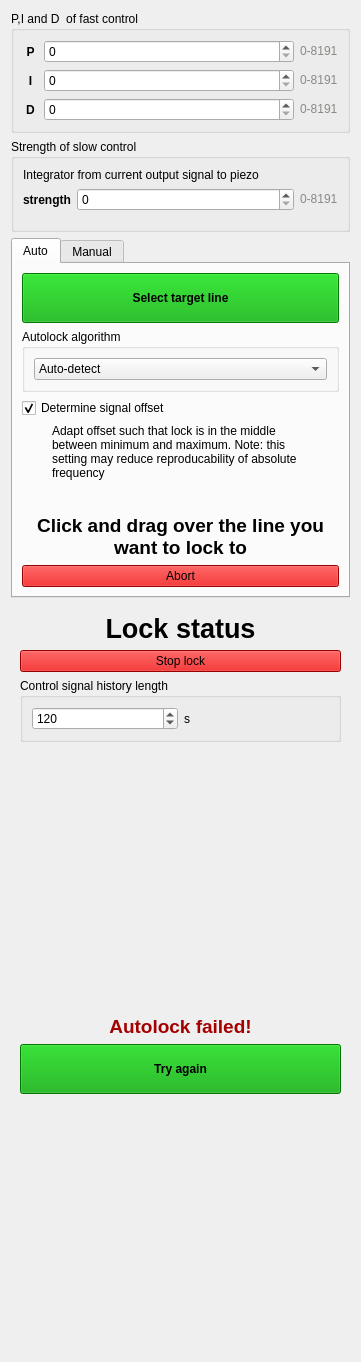
The window that linien-gui/linien_gui/ui/locking_panel.ui (linien-org/linien) describes before a commit, drawn with Qt 5.
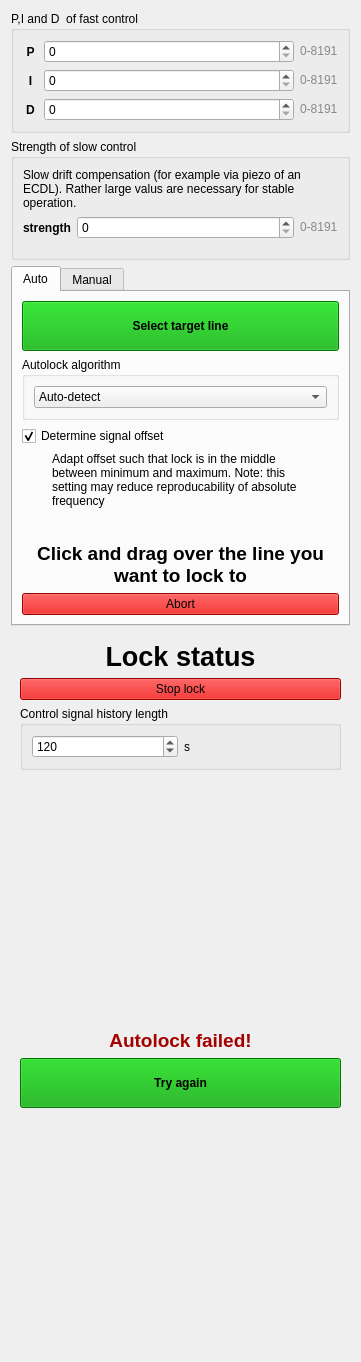
The same window after the commit. Custom widgets are drawn as their Qt base class.

Commit message: add note about values of slow integrator

```diff
--- a/linien-gui/linien_gui/ui/locking_panel.ui
+++ b/linien-gui/linien_gui/ui/locking_panel.ui
@@ -302,7 +302,7 @@
          </sizepolicy>
         </property>
         <property name="text">
-         <string>Integrator from current output signal to piezo</string>
+         <string>Slow drift compensation (for example via piezo of an ECDL). Rather large valus are necessary for stable operation.</string>
         </property>
         <property name="wordWrap">
          <bool>true</bool>
```
